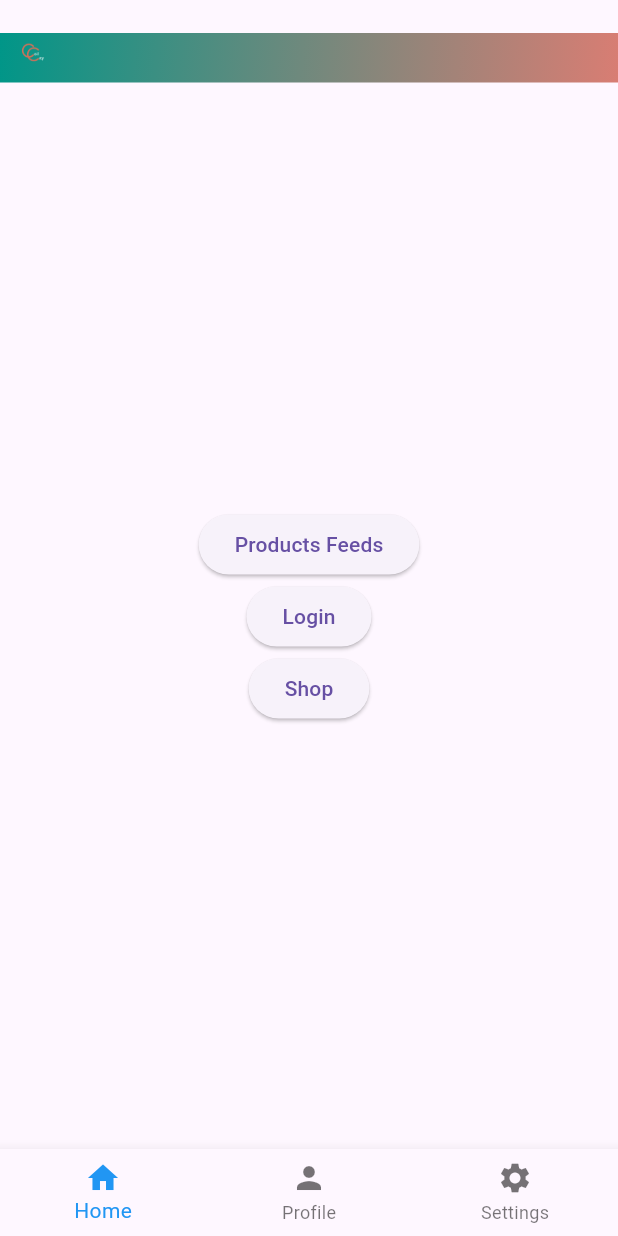
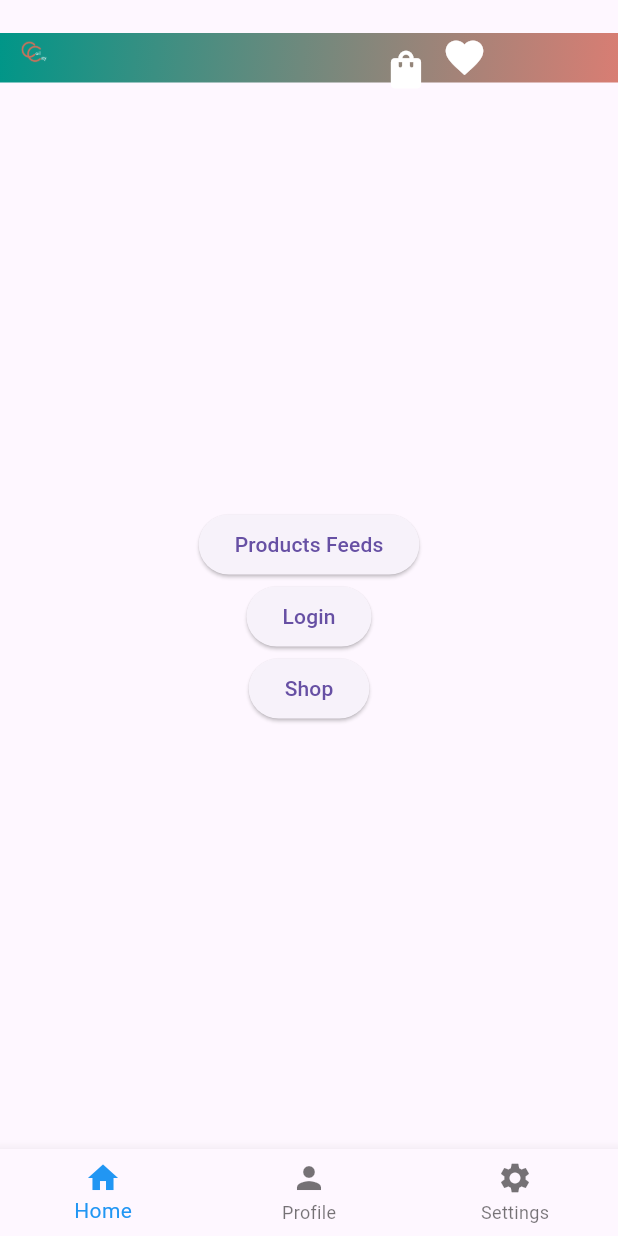
Before and after one commit to cyberk1ng/coilcityapp, a Flutter app: the screen it shows after launch, on a phone screen of 412 x 824 dp. Run offline on Flutter 3.47's test engine with Material 3 defaults, Android fonts, the light colour scheme and no system bars.

Commit message:
Header Navbar Buttons

```diff
--- a/lib/home_page.dart
+++ b/lib/home_page.dart
@@ -1,7 +1,7 @@
 import 'package:flutter/material.dart';
 import 'package:playground/login_page.dart';
 import 'package:playground/shop_page.dart';
-import 'package:playground/productsfeed_page.dart';
+import 'package:playground/products_feed_page.dart';
 
 class HomePage extends StatelessWidget {
   const HomePage({super.key});
--- a/lib/main.dart
+++ b/lib/main.dart
@@ -12,7 +12,9 @@ class MyApp extends StatelessWidget {
   Widget build(BuildContext context) {
     return MaterialApp(
       debugShowCheckedModeBanner: false,
-      theme: ThemeData(primarySwatch: Colors.teal),
+      theme: ThemeData(
+        primarySwatch: Colors.teal,
+      ),
       home: RootPage(),
     );
   }
@@ -50,22 +52,40 @@ class _RootPageState extends State<RootPage> {
               end: Alignment.bottomRight,
             ),
           ),
-          margin: EdgeInsets.only(left: 0.0, top: 22.0, bottom: 1.0, right: 0.0),
-
+          margin:
+              EdgeInsets.only(left: 0.0, top: 22.0, bottom: 1.0, right: 0.0),
           child: Align(
               alignment: Alignment.centerLeft,
-            child: Padding(
-              padding: const EdgeInsets.all(2),
-              child: SizedBox(
-                height: 100,
-                child: Image.asset(
+              child: Row(
+                children: [
+                  Image.asset(
                     'images/coilcityLogo.png',
-                  fit: BoxFit.contain,
+                    fit: BoxFit.cover,
                     // Adjust the size
                   ),
+                  Container(
+                    margin: EdgeInsets.only(left: 200),
+                    child: Row(
+                      mainAxisAlignment: MainAxisAlignment.spaceBetween,
+                      children: [
+                        Container(
+                          padding: EdgeInsets.all(9),
+                          child: Icon(
+                            Icons.shopping_bag,
+                            color: Colors.white,
+                            size: 30
                           ),
                         ),
+                        Icon(
+                          Icons.favorite,
+                          color: Colors.white,
+                          size: 30
                         ),
+                      ],
+                    ),
+                  ),
+                ],
+              ),),
         ),
       ),
       body: HomePage(),
--- a/lib/product_view_page.dart
+++ b/lib/product_view_page.dart
@@ -48,6 +48,7 @@ class _ProductviewPageState extends State<ProductviewPage> {
                         Text(
                           "In Stock",
                           style: TextStyle(
+                            color: Colors.white,
                             fontSize: 20,
                             fontWeight: FontWeight.bold,
                           ),
@@ -55,6 +56,7 @@ class _ProductviewPageState extends State<ProductviewPage> {
                         Text(
                           "€50.00",
                           style: TextStyle(
+                            color: Colors.white,
                             fontSize: 20,
                             fontWeight: FontWeight.bold,
                           ),
--- a/lib/shop_page.dart
+++ b/lib/shop_page.dart
@@ -1,5 +1,5 @@
 import 'package:flutter/material.dart';
-import 'package:playground/productview_page.dart';
+import 'package:playground/product_view_page.dart';
 
 class ShopPage extends StatefulWidget {
   const ShopPage({super.key});
@@ -52,7 +52,8 @@ class _ShopPageState extends State<ShopPage> {
                             _isLiked[index]
                                 ? Icons.favorite
                                 : Icons.favorite_border,
-                            color: Colors.teal,
+
+                            color: _isLiked[index] ? Color.fromRGBO(212, 112, 100, 0.9) : Colors.teal,
                             size: 40,
                           ),
                         ),
@@ -87,6 +88,7 @@ class _ShopPageState extends State<ShopPage> {
                           fontWeight: FontWeight.bold,
                         ),
                       ),
+
                     ),
                     Row(
                       mainAxisAlignment: MainAxisAlignment.spaceBetween,
```
Also changed, not shown: lib/products_feed_page.dart (+13 -4 lines). Lines whose indentation alone changed are shown as unchanged.
